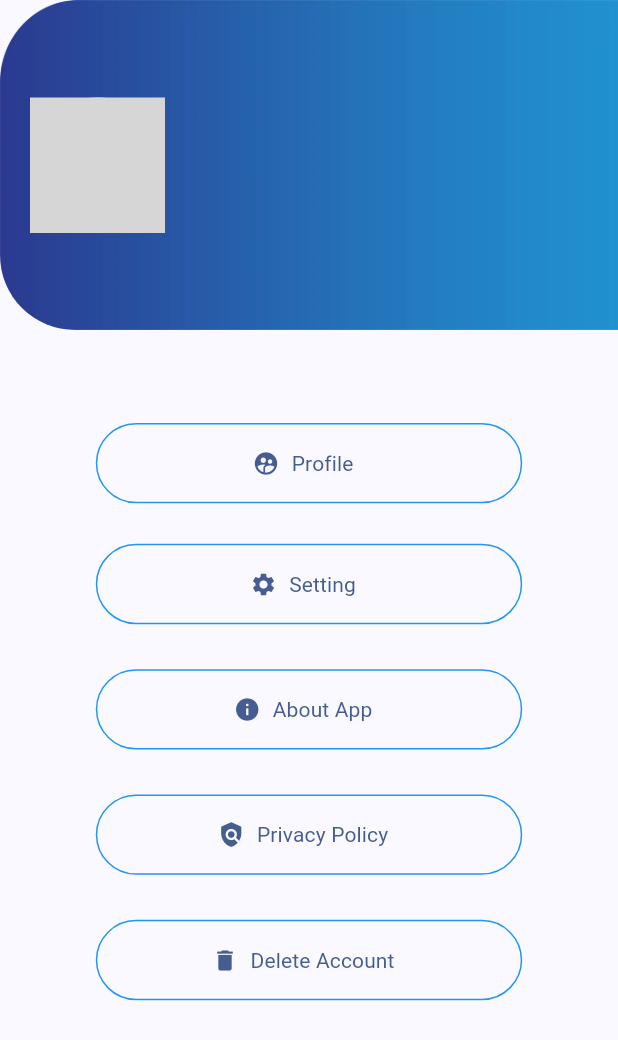
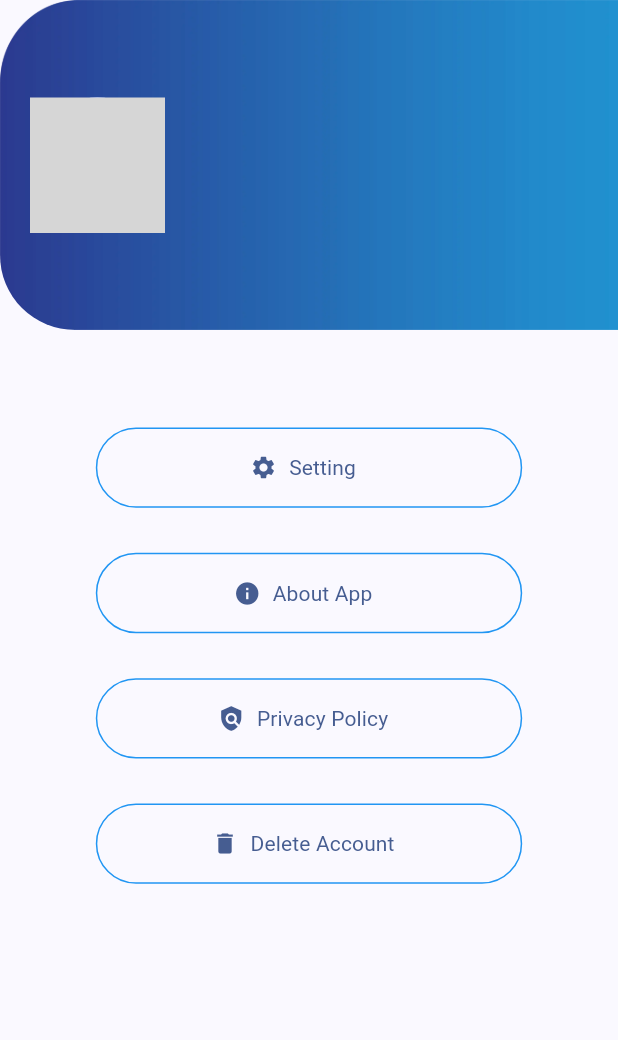
Before and after one commit to OELS7/DigiVidya, a Flutter app: the Profile2 screen opened directly, on a phone screen of 412 x 824 dp. Shown: the top 1040 px of the screen. Run offline on Flutter 3.47's test engine with Material 3 defaults, Android fonts, the phone set to English and light mode, and no system bars; drawn by our look-alikes of flutter_profile_picture; our stand-ins replace awesome_notifications, carousel_slider, chewie, connectivity_plus, contacts_service, device_info_plus and 13 more; missing offline and left inert: flutter_archive, flutter_inappwebview, flutter_windowmanager, phone_numbers_parser, restart_app; accounts and stored records are empty; network calls fail; grey boxes are pictures that could not be loaded.

Commit message:
Minner Modification By Bhanu and Manasi

```diff
--- a/lib/screens/Profile2.dart
+++ b/lib/screens/Profile2.dart
@@ -112,22 +112,22 @@ class _Profile2State extends State<Profile2> {
           Column(
             children: [
               Padding(padding: EdgeInsets.fromLTRB(5, 40, 5, 10)),
-              Container(
-                margin: EdgeInsets.all(12),
-                height: MediaQuery.of(context).size.height * 0.065,
-                width: MediaQuery.of(context).size.width * 0.69,
-                child: OutlinedButton.icon(
-                  icon: Icon(Icons.supervised_user_circle_sharp),
-                  label: Text("Profile"),
-                  onPressed: () => print("it's pressed"),
-                  style: ElevatedButton.styleFrom(
-                    side: BorderSide(width: 1.0, color: Colors.blue),
-                    shape: RoundedRectangleBorder(
-                      borderRadius: BorderRadius.circular(32.0),
-                    ),
-                  ),
-                ),
-              ),
+              // Container(
+              //   margin: EdgeInsets.all(12),
+              //   height: MediaQuery.of(context).size.height * 0.065,
+              //   width: MediaQuery.of(context).size.width * 0.69,
+              //   child: OutlinedButton.icon(
+              //     icon: Icon(Icons.supervised_user_circle_sharp),
+              //     label: Text("Profile"),
+              //     onPressed: () => print("it's pressed"),
+              //     style: ElevatedButton.styleFrom(
+              //       side: BorderSide(width: 1.0, color: Colors.blue),
+              //       shape: RoundedRectangleBorder(
+              //         borderRadius: BorderRadius.circular(32.0),
+              //       ),
+              //     ),
+              //   ),
+              // ),
               Container(
                 margin: EdgeInsets.all(15),
                 height: MediaQuery.of(context).size.height * 0.065,
--- a/pubspec.yaml
+++ b/pubspec.yaml
@@ -1,7 +1,7 @@
 name: digividya
 description: A new Flutter project.
 publish_to: "none"
-version: 0.1.21
+version: 0.1.22
 # Change version code when you have to upload bundle on playstore.
 
 
@@ -66,7 +66,7 @@ flutter:
     - assets/images/submit_btn.webp
     - assets/images/marathi.webp
     - assets/images/hindi.webp
-    - assets/images/english.webp
+    # - assets/images/english.webp
     - assets/App popups/Pop_up ICONS/assessment.webp
     - assets/images/AppreciateByFriend-Button.webp
     - assets/images/AppreciateByFriend-Modal.webp
@@ -74,7 +74,7 @@ flutter:
     - assets/images/AppreciateToFriend-Modal.webp
     - assets/images/ChangeLanguage.webp
     - assets/App popups/Pop_up ICONS/like.svg
-    - assets/images/Englishinvitation.webp
+    # - assets/images/Englishinvitation.webp
     - assets/images/Button-23-min.webp
     - assets/app_icons/heart.png
     - assets/images/Language.webp
```
Also changed, not shown: lib/Ads/Banner.dart (+20 -18 lines), assets/images/Englishinvitation.webp (deleted), assets/images/english.webp (deleted), assets/images/hindi.webp, assets/images/marathi.webp, 4 other files.
